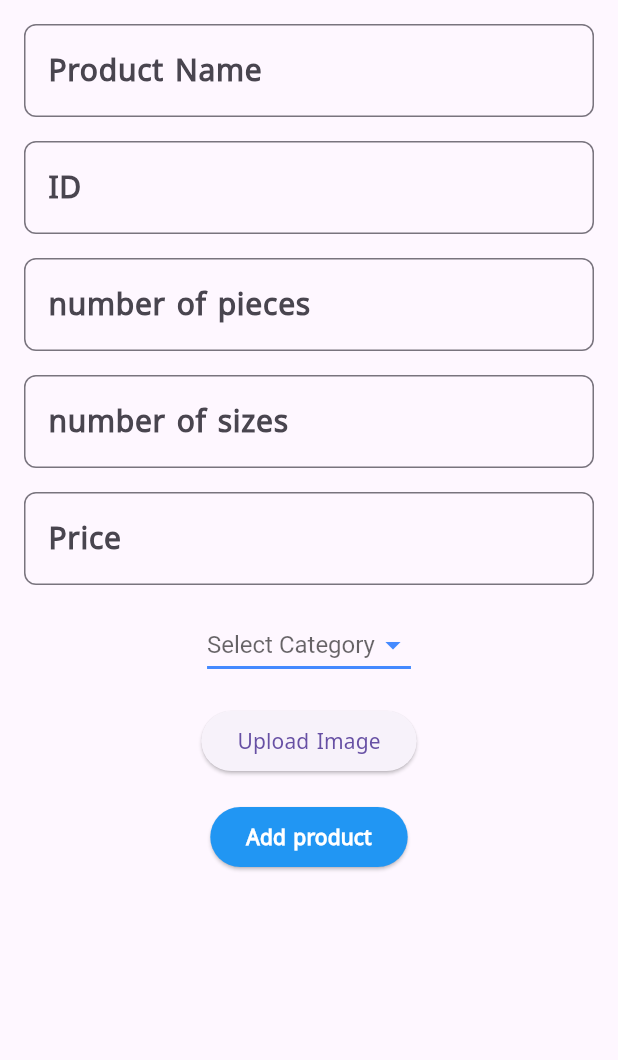
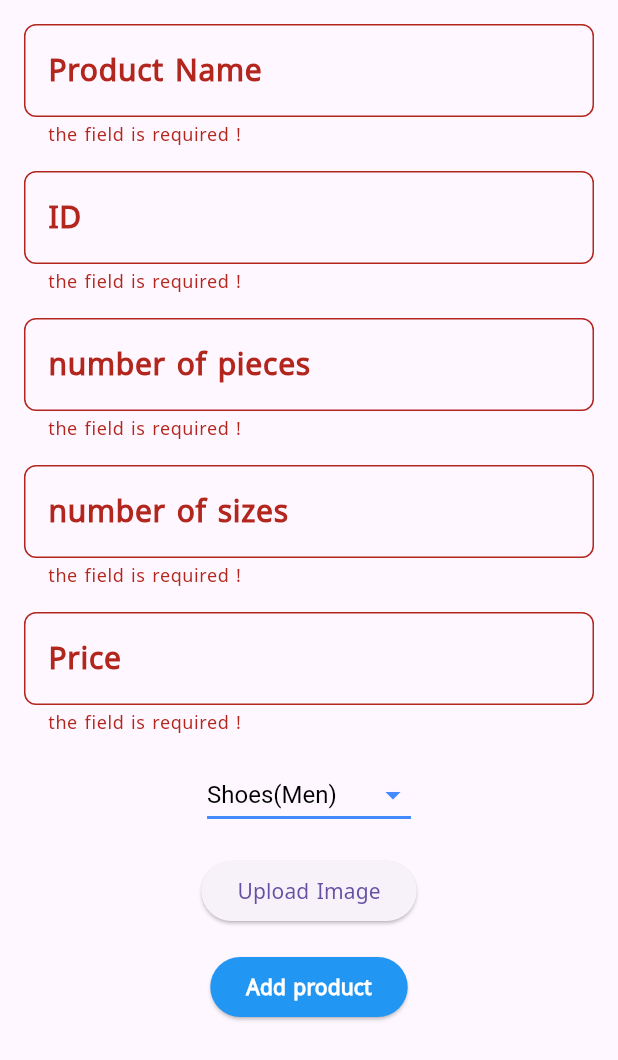
Before and after one commit to Hamedhossam/system, a Flutter app: the AddProductView widget shown alone on an empty page, opened directly, after a tap on "Add product", on a phone screen of 412 x 824 dp. Shown: the top 1060 px of the screen. Run offline on Flutter 3.47's test engine with Material 3 defaults, Android fonts, the phone set to English and light mode, and no system bars; our stand-ins replace bloc, file_picker, hive, hive_flutter; accounts and stored records are empty.

Commit message:
adding bloc

```diff
--- a/lib/core/widgets/text_field.dart
+++ b/lib/core/widgets/text_field.dart
@@ -11,6 +11,7 @@ class CustomizedTextField extends StatelessWidget {
     this.controller,
     this.keyboardType,
     this.inputFormatters,
+    this.validator,
   });
   final String tittle;
   final int maxLines;
@@ -19,6 +20,7 @@ class CustomizedTextField extends StatelessWidget {
   final TextEditingController? controller;
   final TextInputType? keyboardType;
   final List<TextInputFormatter>? inputFormatters;
+  final String? Function(String?)? validator;
   @override
   Widget build(BuildContext context) {
     return TextFormField(
@@ -27,13 +29,7 @@ class CustomizedTextField extends StatelessWidget {
       controller: controller,
       onChanged: onChanged,
       onSaved: onSaved,
-      validator: (value) {
-        if (value?.isEmpty ?? true) {
-          return "the field is required !";
-        } else {
-          return null;
-        }
-      },
+      validator: validator,
       style: const TextStyle(fontSize: 20, fontWeight: FontWeight.bold),
       decoration: InputDecoration(
         labelText: tittle,
--- /dev/null
+++ b/lib/modules/storage/presentation/logic/adding_product_cubit/adding_product_state.dart
@@ -0,0 +1,6 @@
+part of 'adding_product_cubit.dart';
+
+@immutable
+sealed class AddingProductState {}
+
+final class AddingProductInitial extends AddingProductState {}
--- a/lib/modules/storage/presentation/widgets/add_product_view.dart
+++ b/lib/modules/storage/presentation/widgets/add_product_view.dart
@@ -15,6 +15,7 @@ class AddProductView extends StatefulWidget {
 class _AddProductViewState extends State<AddProductView> {
   final TextEditingController _nameController = TextEditingController();
   final TextEditingController _priceController = TextEditingController();
+  GlobalKey<FormState> formKey = GlobalKey();
   final TextEditingController _numberOfPiecesController =
       TextEditingController();
   final TextEditingController _numberOfSizesController =
@@ -26,7 +27,8 @@ class _AddProductViewState extends State<AddProductView> {
     'Bags',
     'Accessories'
   ];
-  String? _selectedCategory;
+  List<String?> availableSizes = [];
+  String? _selectedCategory = "Shoes(Men)";
   String? _imagePath;
 
   Future<void> _pickImage() async {
@@ -42,8 +44,8 @@ class _AddProductViewState extends State<AddProductView> {
     }
   }
 
-  void _addProduct() {
-    log("message");
+  void _addProduct(List<String?> availableSizes) {
+    log("the list of sizes is ${availableSizes.length}");
   }
 
   @override
@@ -51,15 +53,31 @@ class _AddProductViewState extends State<AddProductView> {
     return Padding(
       padding: const EdgeInsets.all(16.0),
       child: SingleChildScrollView(
+        child: Form(
+          key: formKey,
           child: Column(
             children: [
               CustomizedTextField(
+                validator: (value) {
+                  if (value?.isEmpty ?? true) {
+                    return "the field is required !";
+                  } else {
+                    return null;
+                  }
+                },
                 tittle: 'Product Name',
                 maxLines: 1,
                 controller: _nameController,
               ),
               const SizedBox(height: 16),
               CustomizedTextField(
+                validator: (value) {
+                  if (value?.isEmpty ?? true) {
+                    return "the field is required !";
+                  } else {
+                    return null;
+                  }
+                },
                 tittle: 'ID',
                 controller: _idController,
                 maxLines: 1,
@@ -70,6 +88,15 @@ class _AddProductViewState extends State<AddProductView> {
               ),
               const SizedBox(height: 16),
               CustomizedTextField(
+                validator: (value) {
+                  if (value?.isEmpty ?? true) {
+                    return "the field is required !";
+                  } else if (int.parse(value!) < 0) {
+                    return "enter a valid number";
+                  } else {
+                    return null;
+                  }
+                },
                 tittle: 'number of pieces',
                 controller: _numberOfPiecesController,
                 maxLines: 1,
@@ -80,6 +107,15 @@ class _AddProductViewState extends State<AddProductView> {
               ),
               const SizedBox(height: 16),
               CustomizedTextField(
+                validator: (value) {
+                  if (value?.isEmpty ?? true) {
+                    return "the field is required !";
+                  } else if (int.parse(value!) < 0) {
+                    return "enter a valid number";
+                  } else {
+                    return null;
+                  }
+                },
                 tittle: 'number of sizes',
                 controller: _numberOfSizesController,
                 maxLines: 1,
@@ -90,6 +126,15 @@ class _AddProductViewState extends State<AddProductView> {
               ),
               const SizedBox(height: 16),
               CustomizedTextField(
+                validator: (value) {
+                  if (value?.isEmpty ?? true) {
+                    return "the field is required !";
+                  } else if (int.parse(value!) < 0) {
+                    return "enter a valid number";
+                  } else {
+                    return null;
+                  }
+                },
                 tittle: 'Price',
                 controller: _priceController,
                 maxLines: 1,
@@ -115,7 +160,8 @@ class _AddProductViewState extends State<AddProductView> {
                     _selectedCategory = newValue;
                   });
                 },
-              items: _categories.map<DropdownMenuItem<String>>((String value) {
+                items:
+                    _categories.map<DropdownMenuItem<String>>((String value) {
                   return DropdownMenuItem<String>(
                     value: value,
                     child: Text(value),
@@ -141,74 +187,11 @@ class _AddProductViewState extends State<AddProductView> {
                       style: const ButtonStyle(
                           backgroundColor: WidgetStatePropertyAll(Colors.blue)),
                       onPressed: () {
-                      (int.parse(_numberOfSizesController.text) > 0)
-                          ? showModalBottomSheet(
-                              backgroundColor: Colors.white,
-                              context: context,
-                              builder: (context) {
-                                return Padding(
-                                  padding: const EdgeInsets.all(8.0),
-                                  child: SizedBox(
-                                    height: 400,
-                                    width: 300,
-                                    child: Column(
-                                      children: [
-                                        Expanded(
-                                          child: ListView.builder(
-                                            itemCount: int.parse(
-                                                _numberOfSizesController.text),
-                                            itemBuilder: (context, index) {
-                                              return Padding(
-                                                padding:
-                                                    const EdgeInsets.all(8.0),
-                                                child: TextFormField(
-                                                  inputFormatters: <TextInputFormatter>[
-                                                    FilteringTextInputFormatter
-                                                        .digitsOnly, // Only allow digits
-                                                  ],
-                                                  style: const TextStyle(
-                                                      fontSize: 20,
-                                                      fontWeight:
-                                                          FontWeight.bold),
-                                                  decoration: InputDecoration(
-                                                    labelText:
-                                                        "size ${index + 1}",
-                                                    labelStyle: const TextStyle(
-                                                        fontSize: 20,
-                                                        fontWeight:
-                                                            FontWeight.bold),
-                                                    border: const OutlineInputBorder(
-                                                        borderRadius:
-                                                            BorderRadius.all(
-                                                                Radius.circular(
-                                                                    8.0))),
-                                                  ),
-                                                  maxLines: 1,
-                                                ),
-                                              );
-                                            },
-                                          ),
-                                        ),
-                                        ElevatedButton(
-                                          style: const ButtonStyle(
-                                              backgroundColor:
-                                                  WidgetStatePropertyAll(
-                                                      Colors.blue)),
-                                          onPressed: _addProduct,
-                                          child: const Text(
-                                            "Submit",
-                                            style: TextStyle(
-                                                fontWeight: FontWeight.bold,
-                                                color: Colors.white),
-                                          ),
-                                        )
-                                      ],
-                                    ),
-                                  ),
-                                );
-                              },
-                            )
-                          : _addProduct();
+                        if (formKey.currentState!.validate()) {
+                          availableSizes.length =
+                              int.parse(_numberOfSizesController.text);
+                          _addProduct(availableSizes);
+                        }
                       },
                       child: const Text(
                         'Add product',
@@ -223,6 +206,83 @@ class _AddProductViewState extends State<AddProductView> {
             ],
           ),
         ),
+      ),
     );
   }
 }
+
+
+//! the Sizes list   >>>>>>>>>>>>>>>>>>>>>>>>>>>>>>
+                            //   backgroundColor: Colors.white,
+                            //   context: context,
+                            //   builder: (context) {
+                            //     return Padding(
+                            //       padding: const EdgeInsets.all(8.0),
+                            //       child: SizedBox(
+                            //         height: 400,
+                            //         width: 300,
+                            //         child: Column(
+                            //           children: [
+                            //             Expanded(
+                            //               child: ListView.builder(
+                            //                 itemCount: int.parse(
+                            //                     _numberOfSizesController.text),
+                            //                 itemBuilder: (context, index) {
+                            //                   return Padding(
+                            //                     padding:
+                            //                         const EdgeInsets.all(8.0),
+                            //                     child: TextFormField(
+                            //                       onChanged: (value) =>
+                            //                           availableSizes[index] =
+                            //                               value,
+                            //                       inputFormatters: <TextInputFormatter>[
+                            //                         FilteringTextInputFormatter
+                            //                             .digitsOnly, // Only allow digits
+                            //                       ],
+                            //                       style: const TextStyle(
+                            //                         fontSize: 20,
+                            //                         fontWeight: FontWeight.bold,
+                            //                       ),
+                            //                       decoration: InputDecoration(
+                            //                         labelText:
+                            //                             "size ${index + 1}",
+                            //                         labelStyle: const TextStyle(
+                            //                           fontSize: 20,
+                            //                           fontWeight:
+                            //                               FontWeight.bold,
+                            //                         ),
+                            //                         border:
+                            //                             const OutlineInputBorder(
+                            //                           borderRadius:
+                            //                               BorderRadius.all(
+                            //                             Radius.circular(8.0),
+                            //                           ),
+                            //                         ),
+                            //                       ),
+                            //                       maxLines: 1,
+                            //                     ),
+                            //                   );
+                            //                 },
+                            //               ),
+                            //             ),
+                            //             ElevatedButton(
+                            //               style: const ButtonStyle(
+                            //                 backgroundColor:
+                            //                     WidgetStatePropertyAll(
+                            //                         Colors.blue),
+                            //               ),
+                            //               onPressed: _addProductWithSizes(
+                            //                   availableSizes),
+                            //               child: const Text(
+                            //                 "Submit",
+                            //                 style: TextStyle(
+                            //                     fontWeight: FontWeight.bold,
+                            //                     color: Colors.white),
+                            //               ),
+                            //             )
+                            //           ],
+                            //         ),
+                            //       ),
+                            //     );
+                            //   },
+                            // )
--- a/pubspec.yaml
+++ b/pubspec.yaml
@@ -39,6 +39,7 @@ dependencies:
   file_picker: ^8.1.3
   hive: ^2.2.3
   hive_flutter: ^1.1.0
+  flutter_bloc: ^8.1.6
 
 dev_dependencies:
   build_runner: ^2.4.10
```
Also changed, not shown: lib/modules/storage/presentation/logic/adding_product_cubit/adding_product_cubit.dart (added, +8 -0 lines), lib/modules/storage/presentation/logic/storage_product_cubit/storage_products_cubit.dart (added, +8 -0 lines), lib/modules/storage/presentation/logic/storage_product_cubit/storage_products_state.dart (added, +10 -0 lines), pubspec.lock. Lines whose indentation alone changed are shown as unchanged.
